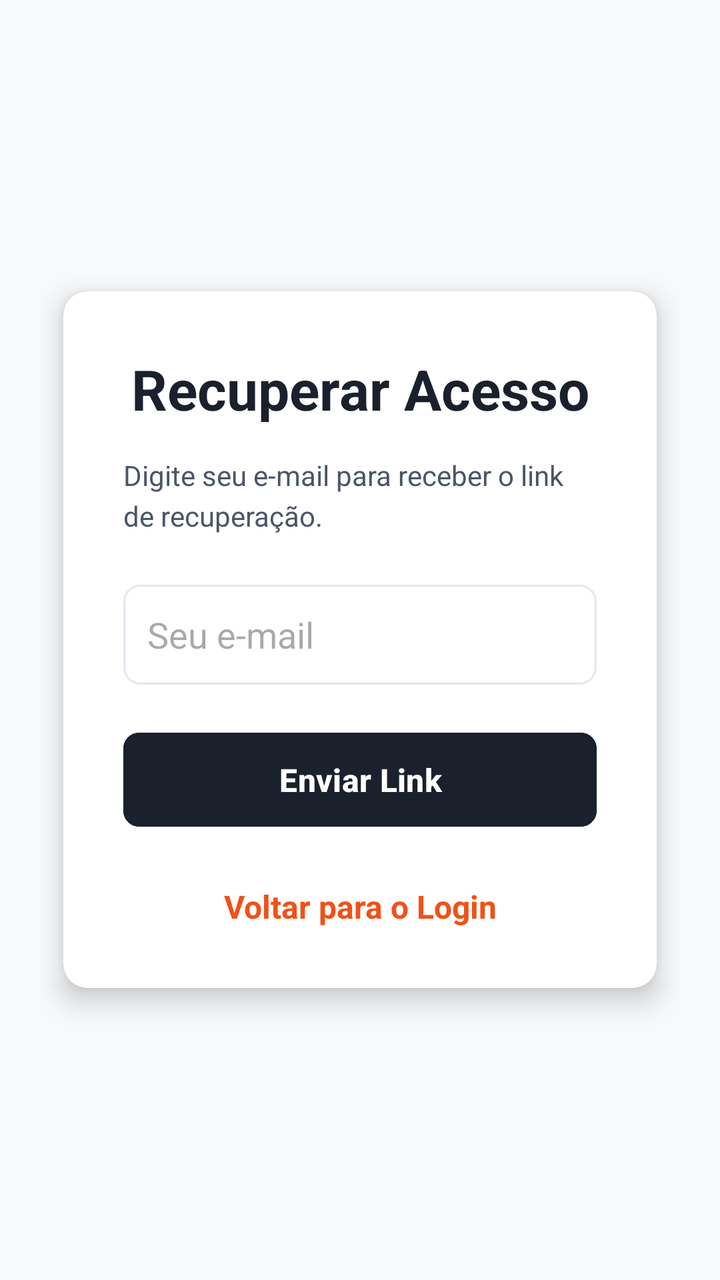
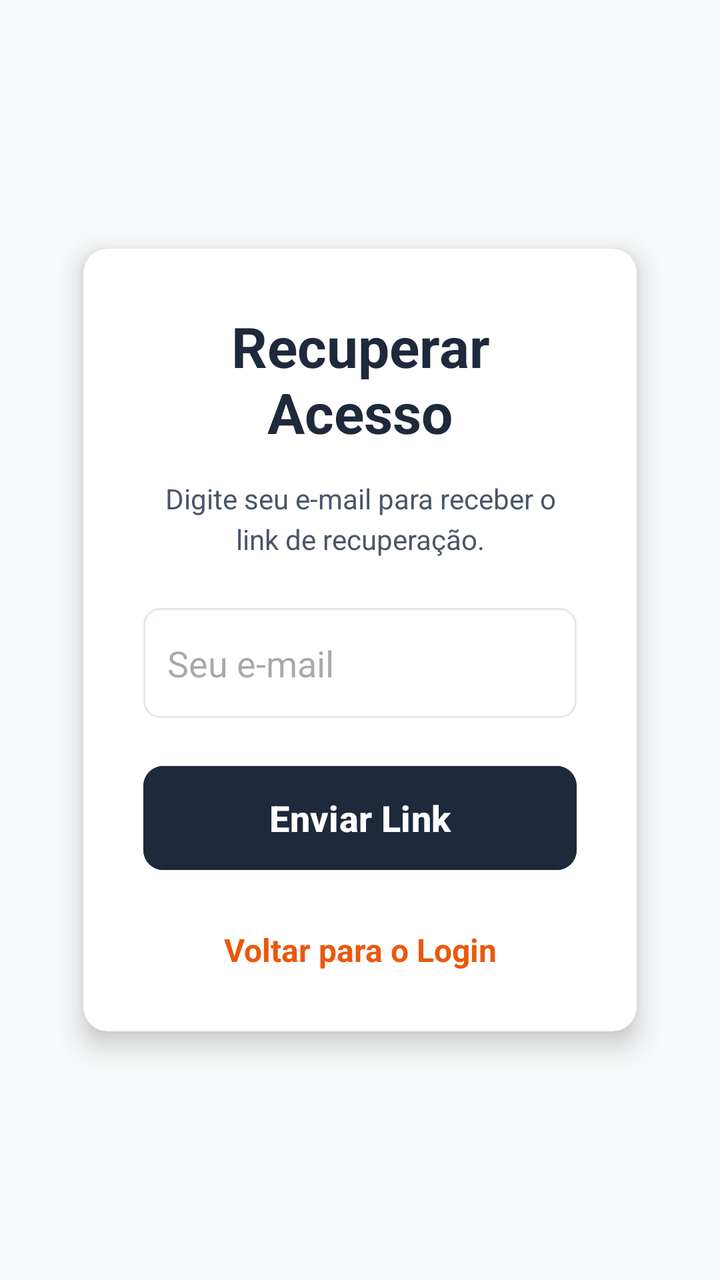

Two renders of the same Android screen: before a commit and after it. Below are the layout's source before the change and the commit's diff.
<!-- AndroidManifest.xml: application theme Theme.ObraCertaAndroid -->
<!-- res/layout/activity_recuperar.xml -->
<?xml version="1.0" encoding="utf-8"?>
<LinearLayout xmlns:android="http://schemas.android.com/apk/res/android"
    xmlns:app="http://schemas.android.com/apk/res-auto"
    android:id="@+id/main"
    android:layout_width="match_parent"
    android:layout_height="match_parent"
    android:background="#F8F9FA"
    android:gravity="center"
    android:padding="20dp"
    android:orientation="vertical">

    <androidx.cardview.widget.CardView
        android:layout_width="match_parent"
        android:layout_height="wrap_content"
        app:cardCornerRadius="12dp"
        app:cardElevation="8dp"
        app:cardBackgroundColor="@color/white"
        app:cardUseCompatPadding="true">

        <LinearLayout
            android:layout_width="match_parent"
            android:layout_height="wrap_content"
            android:orientation="vertical"
            android:padding="30dp">

            <TextView
                android:layout_width="match_parent"
                android:layout_height="wrap_content"
                android:text="@string/titulo_recuperar"
                android:textColor="#1A202C"
                android:textSize="28sp"
                android:textStyle="bold"
                android:gravity="center"
                android:layout_marginBottom="15dp"/>

            <TextView
                android:layout_width="match_parent"
                android:layout_height="wrap_content"
                android:text="@string/instrucao_recuperar"
                android:textColor="#4A5568"
                android:textSize="14sp"
                android:gravity="start"
                android:lineSpacingExtra="4dp"
                android:layout_marginBottom="25dp"/>

            <EditText
                android:id="@+id/etEmailRecuperar"
                android:layout_width="match_parent"
                android:layout_height="50dp"
                android:hint="@string/dica_email_recuperar"
                android:inputType="textEmailAddress"
                android:autofillHints="email"
                android:background="@drawable/bg_input_borda"
                android:padding="12dp"
                android:layout_marginBottom="20dp" />

            <Button
                android:id="@+id/btnEnviarLink"
                android:layout_width="match_parent"
                android:layout_height="55dp"
                android:text="@string/btn_enviar_link"
                android:textStyle="bold"
                android:textSize="16sp"
                android:textColor="@color/white"
                android:backgroundTint="#1A202C"
                app:cornerRadius="8dp"
                android:layout_marginBottom="25dp" />

            <TextView
                android:id="@+id/tvVoltarLogin"
                android:layout_width="match_parent"
                android:layout_height="wrap_content"
                android:text="@string/voltar_login"
                android:textColor="@color/laranja_principal"
                android:textSize="16sp"
                android:textStyle="bold"
                android:gravity="center" />

        </LinearLayout>
    </androidx.cardview.widget.CardView>
</LinearLayout>
<!-- resources referenced by this layout -->
<resources>
  <color name="laranja_principal">#F05118</color>
  <color name="white">#FFFFFFFF</color>
  <!-- drawable bg_input_borda (drawable) -->
  <?xml version="1.0" encoding="utf-8"?>
  <shape xmlns:android="http://schemas.android.com/apk/res/android">
      
      <solid android:color="@color/white" />
      
      <stroke android:width="1dp" android:color="#E2E8F0" />
      
      <corners android:radius="8dp" />
  </shape>
  <string name="btn_enviar_link">Enviar Link</string>
  <string name="dica_email_recuperar">Seu e-mail</string>
  <string name="instrucao_recuperar">Digite seu e-mail para receber o link de recuperação.</string>
  <string name="titulo_recuperar">Recuperar Acesso</string>
  <string name="voltar_login">Voltar para o Login</string>
  <style name="Theme.ObraCertaAndroid" parent="Base.Theme.ObraCertaAndroid" />
  <style name="Base.Theme.ObraCertaAndroid" parent="Theme.Material3.Light.NoActionBar">
          
          
      </style>
</resources>

<!-- the commit's change to res/layout/activity_recuperar.xml (unified diff, before → after) -->
@@ -4,78 +4,98 @@
     android:id="@+id/main"
     android:layout_width="match_parent"
     android:layout_height="match_parent"
-    android:background="#F8F9FA"
-    android:gravity="center"
-    android:padding="20dp"
+    android:background="#EA580C"
     android:orientation="vertical">
 
-    <androidx.cardview.widget.CardView
+    <LinearLayout
         android:layout_width="match_parent"
-        android:layout_height="wrap_content"
-        app:cardCornerRadius="12dp"
-        app:cardElevation="8dp"
-        app:cardBackgroundColor="@color/white"
-        app:cardUseCompatPadding="true">
+        android:layout_height="match_parent"
+        android:background="#F8F9FA"
+        android:orientation="vertical"
+        android:padding="30dp">
 
-        <LinearLayout
+        <ScrollView
             android:layout_width="match_parent"
-            android:layout_height="wrap_content"
-            android:orientation="vertical"
-            android:padding="30dp">
+            android:layout_height="match_parent"
+            android:fillViewport="true"
+            android:scrollbars="none">
 
-            <TextView
+            <LinearLayout
                 android:layout_width="match_parent"
                 android:layout_height="wrap_content"
-                android:text="@string/titulo_recuperar"
-                android:textColor="#1A202C"
-                android:textSize="28sp"
-                android:textStyle="bold"
                 android:gravity="center"
-                android:layout_marginBottom="15dp"/>
+                android:orientation="vertical">
 
-            <TextView
-                android:layout_width="match_parent"
-                android:layout_height="wrap_content"
-                android:text="@string/instrucao_recuperar"
-                android:textColor="#4A5568"
-                android:textSize="14sp"
-                android:gravity="start"
-                android:lineSpacingExtra="4dp"
-                android:layout_marginBottom="25dp"/>
+                <androidx.cardview.widget.CardView
+                    android:layout_width="match_parent"
+                    android:layout_height="wrap_content"
+                    app:cardCornerRadius="12dp"
+                    app:cardElevation="8dp"
+                    app:cardBackgroundColor="@color/white"
+                    app:cardUseCompatPadding="true">
 
-            <EditText
-                android:id="@+id/etEmailRecuperar"
-                android:layout_width="match_parent"
-                android:layout_height="50dp"
-                android:hint="@string/dica_email_recuperar"
-                android:inputType="textEmailAddress"
-                android:autofillHints="email"
-                android:background="@drawable/bg_input_borda"
-                android:padding="12dp"
-                android:layout_marginBottom="20dp" />
+                    <LinearLayout
+                        android:layout_width="match_parent"
+                        android:layout_height="wrap_content"
+                        android:orientation="vertical"
+                        android:padding="30dp">
 
-            <Button
-                android:id="@+id/btnEnviarLink"
-                android:layout_width="match_parent"
-                android:layout_height="55dp"
-                android:text="@string/btn_enviar_link"
-                android:textStyle="bold"
-                android:textSize="16sp"
-                android:textColor="@color/white"
-                android:backgroundTint="#1A202C"
-                app:cornerRadius="8dp"
-                android:layout_marginBottom="25dp" />
+                        <TextView
+                            android:layout_width="match_parent"
+                            android:layout_height="wrap_content"
+                            android:text="@string/titulo_recuperar"
+                            android:textColor="#1E293B"
+                            android:textSize="28sp"
+                            android:textStyle="bold"
+                            android:gravity="center"
+                            android:layout_marginBottom="15dp"/>
 
-            <TextView
-                android:id="@+id/tvVoltarLogin"
-                android:layout_width="match_parent"
-                android:layout_height="wrap_content"
-                android:text="@string/voltar_login"
-                android:textColor="@color/laranja_principal"
-                android:textSize="16sp"
-                android:textStyle="bold"
-                android:gravity="center" />
+                        <TextView
+                            android:layout_width="match_parent"
+                            android:layout_height="wrap_content"
+                            android:text="@string/instrucao_recuperar"
+                            android:textColor="#4A5568"
+                            android:textSize="14sp"
+                            android:gravity="center"
+                            android:lineSpacingExtra="4dp"
+                            android:layout_marginBottom="25dp"/>
 
-        </LinearLayout>
-    </androidx.cardview.widget.CardView>
+                        <EditText
+                            android:id="@+id/etEmailRecuperar"
+                            android:layout_width="match_parent"
+                            android:layout_height="55dp"
+                            android:hint="@string/dica_email_recuperar"
+                            android:inputType="textEmailAddress"
+                            android:autofillHints="email"
+                            android:background="@drawable/bg_input_borda"
+                            android:padding="12dp"
+                            android:layout_marginBottom="20dp" />
+
+                        <Button
+                            android:id="@+id/btnEnviarLink"
+                            android:layout_width="match_parent"
+                            android:layout_height="60dp"
+                            android:text="@string/btn_enviar_link"
+                            android:textStyle="bold"
+                            android:textSize="18sp"
+                            android:textColor="@color/white"
+                            android:backgroundTint="#1E293B"
+                            app:cornerRadius="10dp"
+                            android:layout_marginBottom="25dp" />
+
+                        <TextView
+                            android:id="@+id/tvVoltarLogin"
+                            android:layout_width="match_parent"
+                            android:layout_height="wrap_content"
+                            android:text="@string/voltar_login"
+                            android:textColor="#EA580C"
+                            android:textSize="16sp"
+                            android:textStyle="bold"
+                            android:gravity="center" />
+
+                    </LinearLayout>
+                </androidx.cardview.widget.CardView>
+            </LinearLayout>
+        </ScrollView>
+    </LinearLayout>
 </LinearLayout>
<!-- resource entries referenced after the edit -->
@@ -1,6 +1,5 @@
 <!-- resources referenced by this layout -->
 <resources>
-  <color name="laranja_principal">#F05118</color>
   <color name="white">#FFFFFFFF</color>
   <!-- drawable bg_input_borda (drawable) -->
   <?xml version="1.0" encoding="utf-8"?>
